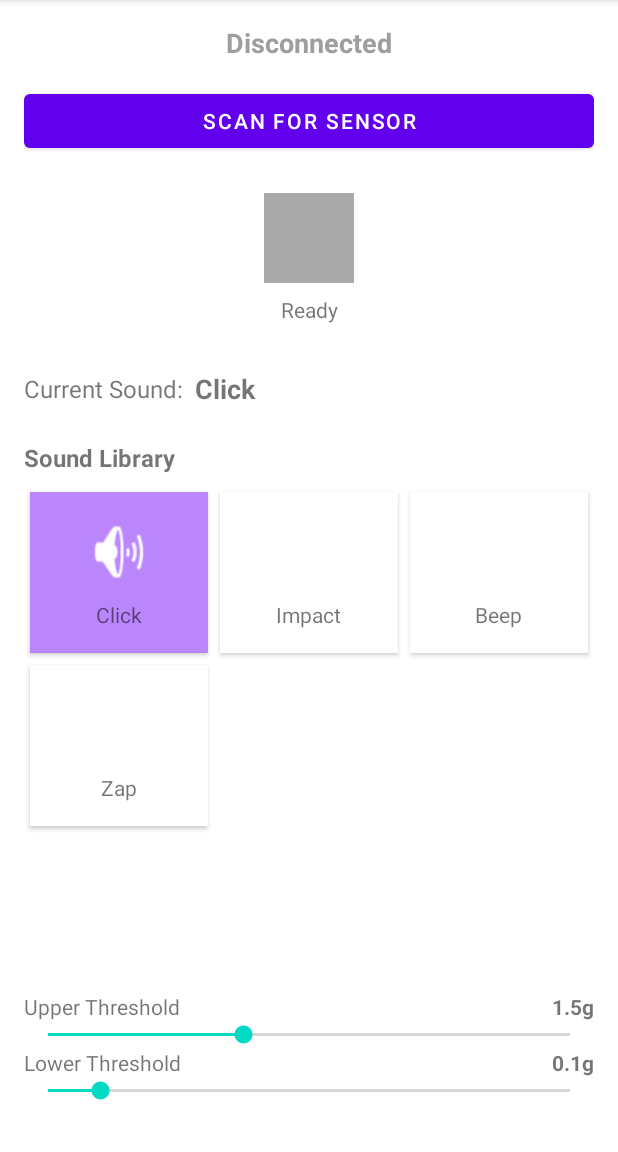
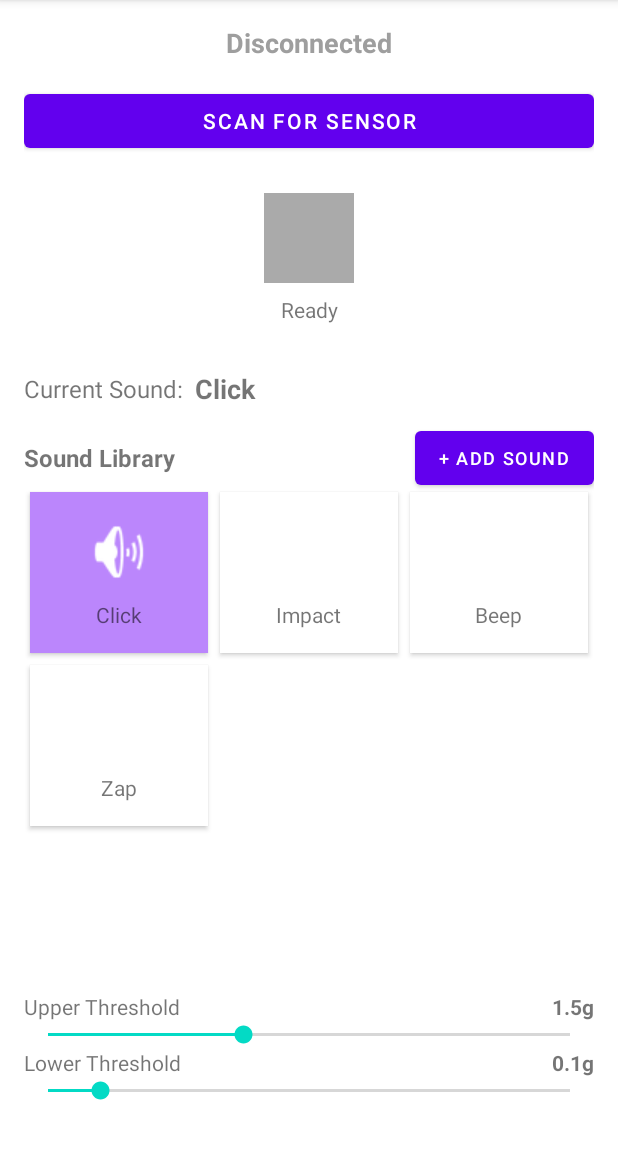
Before and after one commit to gwbischof/beatbag, an Android app: the screen it shows after launch (MainActivity), on a phone screen of 412 x 824 dp, the part 84-1236 px from its top. Run offline under Robolectric (Android 15) with nearby library versions, the phone set to English and light mode, and no system bars.

Commit message:
lets the user add sounds

```diff
--- a/app/src/main/res/layout/activity_main.xml
+++ b/app/src/main/res/layout/activity_main.xml
@@ -90,6 +90,16 @@
         app:layout_constraintTop_toBottomOf="@id/currentSoundLabel"
         app:layout_constraintStart_toStartOf="parent" />
 
+    <Button
+        android:id="@+id/addSoundButton"
+        android:layout_width="wrap_content"
+        android:layout_height="wrap_content"
+        android:text="+ Add Sound"
+        android:textSize="12sp"
+        app:layout_constraintTop_toTopOf="@id/soundLibraryLabel"
+        app:layout_constraintBottom_toBottomOf="@id/soundLibraryLabel"
+        app:layout_constraintEnd_toEndOf="parent" />
+
     <androidx.recyclerview.widget.RecyclerView
         android:id="@+id/soundLibraryGrid"
         android:layout_width="0dp"
```
Also changed, not shown: app/src/main/java/com/beatbag/MainActivity.kt (+54 -0 lines).
